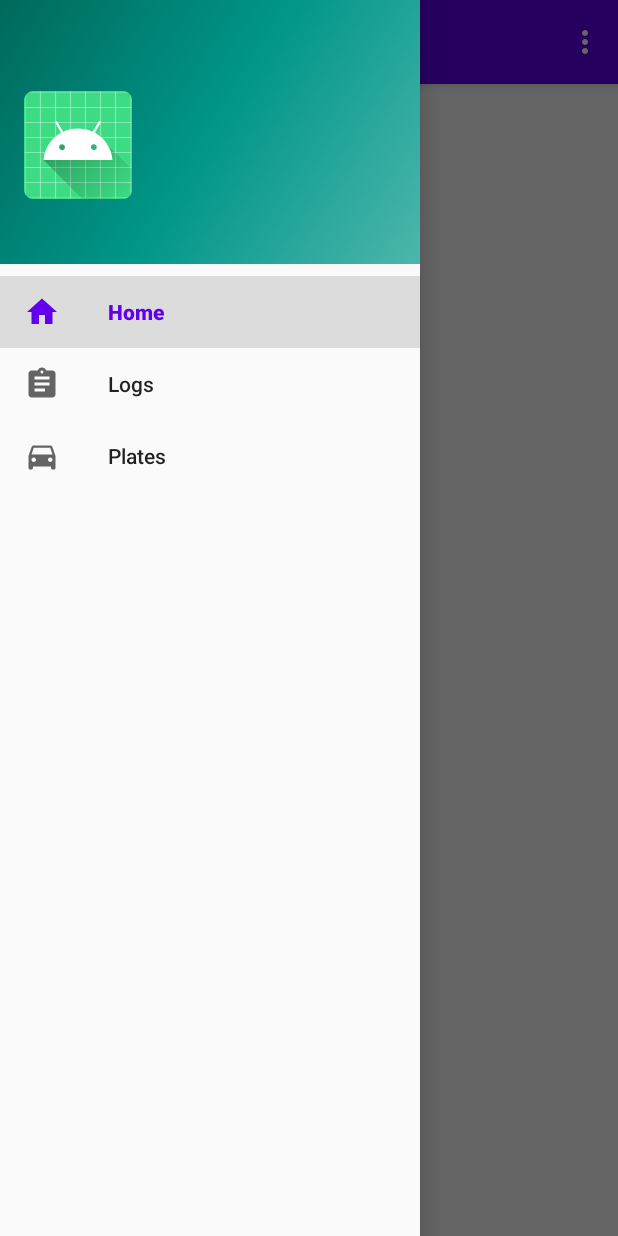
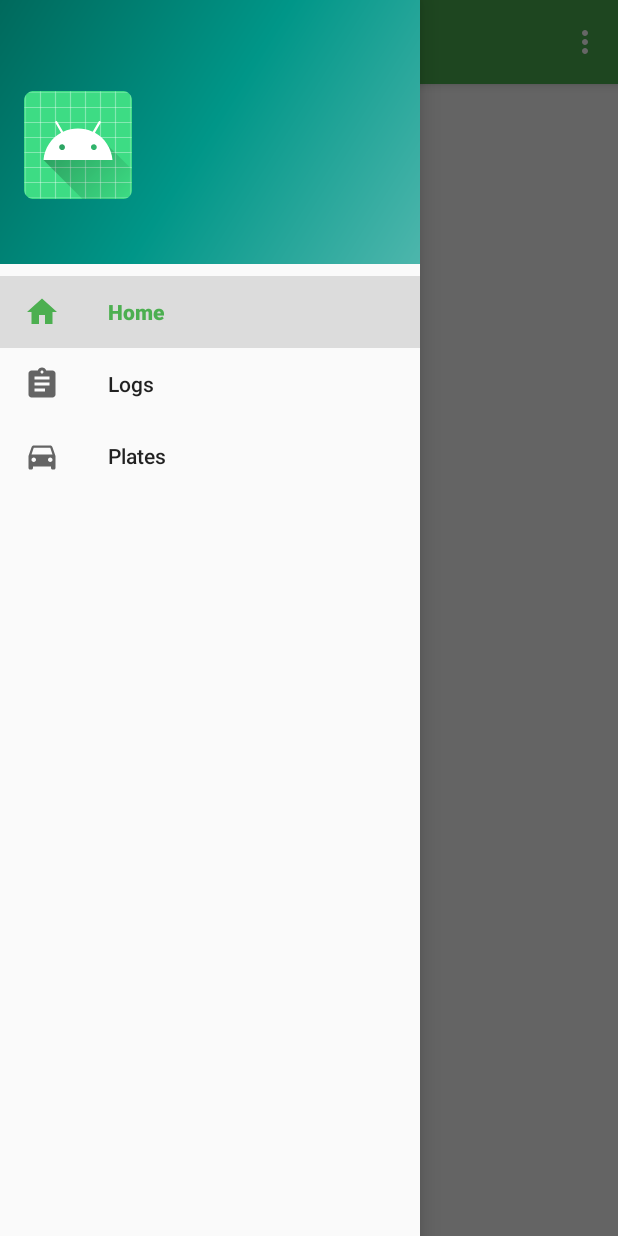
Before and after one commit to sn4keY/omg-client, an Android app: the MainActivity screen opened directly, with no data from a screen before it, with the side drawer open, on a phone screen of 412 x 824 dp. Run offline under Robolectric (Android 15) with nearby library versions, the phone set to English and light mode, and no system bars; our stand-ins replace Room's generated code, navigation-ui; 1 statement that could not run was skipped.

Commit message:
Changed color scheme

```diff
--- a/src/app/src/main/res/values/colors.xml
+++ b/src/app/src/main/res/values/colors.xml
@@ -1,6 +1,6 @@
 <?xml version="1.0" encoding="utf-8"?>
 <resources>
-    <color name="colorPrimary">#6200EE</color>
-    <color name="colorPrimaryDark">#3700B3</color>
-    <color name="colorAccent">#03DAC5</color>
+    <color name="colorPrimary">#4CAF50</color>
+    <color name="colorPrimaryDark">#2C632F</color>
+    <color name="colorAccent">#000000</color>
 </resources>
```
